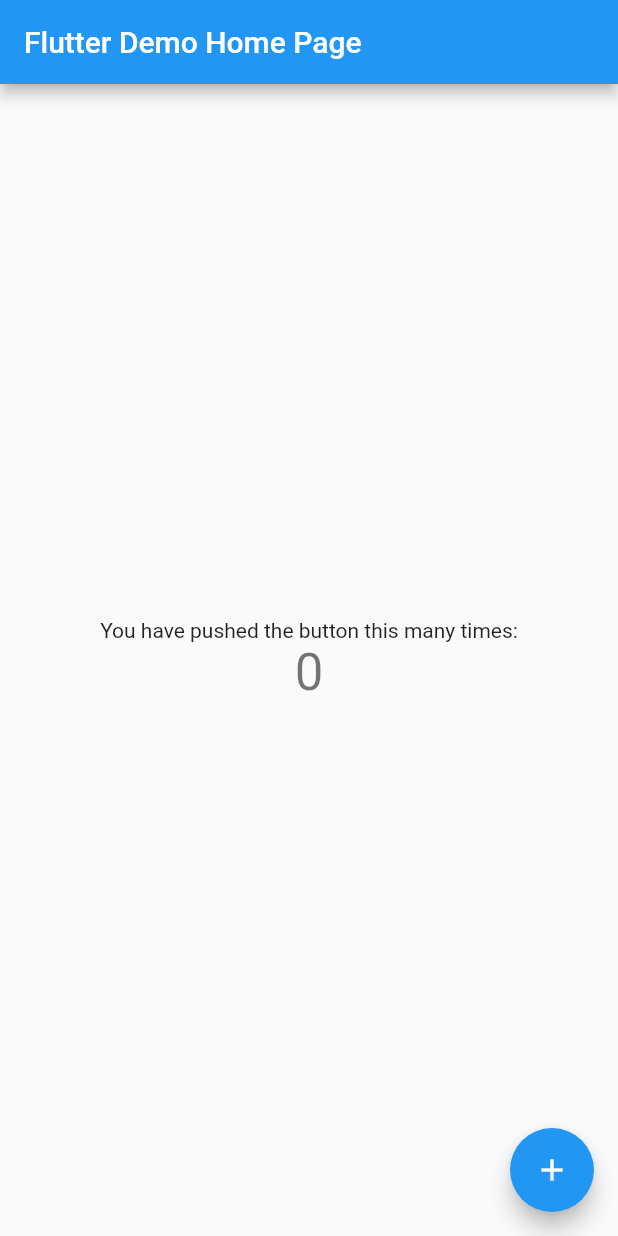
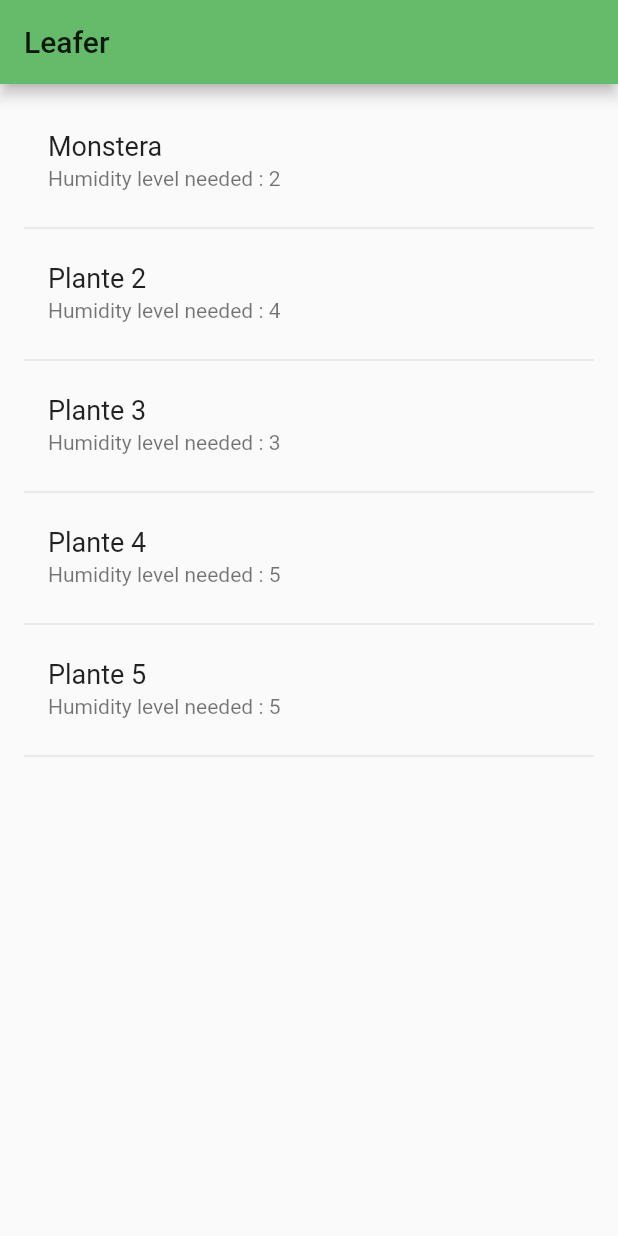
Before and after one commit to LeaferInc/mobile, a Flutter app: the screen it shows after launch, on a phone screen of 412 x 824 dp. Run offline on Flutter 3.47's test engine with Material 2 defaults, Android fonts, the phone set to English and light mode, and no system bars.

Commit message:
dynamic list from json

```diff
--- a/lib/main.dart
+++ b/lib/main.dart
@@ -1,111 +1,12 @@
 import 'package:flutter/material.dart';
+import './plants/collection.dart';
 
-void main() => runApp(MyApp());
+void main() => runApp(LeaferApp());
 
-class MyApp extends StatelessWidget {
-  // This widget is the root of your application.
+class LeaferApp extends StatelessWidget {
   @override
   Widget build(BuildContext context) {
     return MaterialApp(
-      title: 'Flutter Demo',
-      theme: ThemeData(
-        // This is the theme of your application.
-        //
-        // Try running your application with "flutter run". You'll see the
-        // application has a blue toolbar. Then, without quitting the app, try
-        // changing the primarySwatch below to Colors.green and then invoke
-        // "hot reload" (press "r" in the console where you ran "flutter run",
-        // or simply save your changes to "hot reload" in a Flutter IDE).
-        // Notice that the counter didn't reset back to zero; the application
-        // is not restarted.
-        primarySwatch: Colors.blue,
-      ),
-      home: MyHomePage(title: 'Flutter Demo Home Page'),
-    );
+        theme: ThemeData(primaryColor: Colors.green[400]), home: Collection());
   }
 }
-
-class MyHomePage extends StatefulWidget {
-  MyHomePage({Key key, this.title}) : super(key: key);
-
-  // This widget is the home page of your application. It is stateful, meaning
-  // that it has a State object (defined below) that contains fields that affect
-  // how it looks.
-
-  // This class is the configuration for the state. It holds the values (in this
-  // case the title) provided by the parent (in this case the App widget) and
-  // used by the build method of the State. Fields in a Widget subclass are
-  // always marked "final".
-
-  final String title;
-
-  @override
-  _MyHomePageState createState() => _MyHomePageState();
-}
-
-class _MyHomePageState extends State<MyHomePage> {
-  int _counter = 0;
-
-  void _incrementCounter() {
-    setState(() {
-      // This call to setState tells the Flutter framework that something has
-      // changed in this State, which causes it to rerun the build method below
-      // so that the display can reflect the updated values. If we changed
-      // _counter without calling setState(), then the build method would not be
-      // called again, and so nothing would appear to happen.
-      _counter++;
-    });
-  }
-
-  @override
-  Widget build(BuildContext context) {
-    // This method is rerun every time setState is called, for instance as done
-    // by the _incrementCounter method above.
-    //
-    // The Flutter framework has been optimized to make rerunning build methods
-    // fast, so that you can just rebuild anything that needs updating rather
-    // than having to individually change instances of widgets.
-    return Scaffold(
-      appBar: AppBar(
-        // Here we take the value from the MyHomePage object that was created by
-        // the App.build method, and use it to set our appbar title.
-        title: Text(widget.title),
-      ),
-      body: Center(
-        // Center is a layout widget. It takes a single child and positions it
-        // in the middle of the parent.
-        child: Column(
-          // Column is also a layout widget. It takes a list of children and
-          // arranges them vertically. By default, it sizes itself to fit its
-          // children horizontally, and tries to be as tall as its parent.
-          //
-          // Invoke "debug painting" (press "p" in the console, choose the
-          // "Toggle Debug Paint" action from the Flutter Inspector in Android
-          // Studio, or the "Toggle Debug Paint" command in Visual Studio Code)
-          // to see the wireframe for each widget.
-          //
-          // Column has various properties to control how it sizes itself and
-          // how it positions its children. Here we use mainAxisAlignment to
-          // center the children vertically; the main axis here is the vertical
-          // axis because Columns are vertical (the cross axis would be
-          // horizontal).
-          mainAxisAlignment: MainAxisAlignment.center,
-          children: <Widget>[
-            Text(
-              'You have pushed the button this many times:',
-            ),
-            Text(
-              '$_counter',
-              style: Theme.of(context).textTheme.display1,
-            ),
-          ],
-        ),
-      ),
-      floatingActionButton: FloatingActionButton(
-        onPressed: _incrementCounter,
-        tooltip: 'Increment',
-        child: Icon(Icons.add),
-      ), // This trailing comma makes auto-formatting nicer for build methods.
-    );
-  }
-}
--- /dev/null
+++ b/lib/plants/collection.dart
@@ -0,0 +1,62 @@
+import 'dart:convert';
+
+import 'package:flutter/material.dart';
+import './plant.dart';
+
+class Collection extends StatefulWidget {
+  @override
+  CollectionState createState() => CollectionState();
+}
+
+class CollectionState extends State<Collection> {
+  final _collection = <Plant>[];
+
+  Widget _buildList(BuildContext context) {
+    return FutureBuilder(
+        future: DefaultAssetBundle.of(context)
+            .loadString('assets/plants_test_sample.json'),
+        builder: (context, snapshot) {
+          List newData = json.decode(snapshot.data.toString());
+          return ListView.builder(
+            padding: const EdgeInsets.all(16.0),
+            itemBuilder: (context, item) {
+              if (item.isOdd) return Divider();
+
+              final index = item ~/ 2;
+              if (index >= _collection.length) {
+                _collection.addAll(List.generate(
+                    newData.length,
+                    (int index) => new Plant(
+                        newData[index]["name"],
+                        newData[index]["humidity"],
+                        newData[index]["watering"],
+                        newData[index]["difficulty"],
+                        newData[index]["exposure"],
+                        newData[index]["toxicity"],
+                        newData[index]["potting"],
+                        newData[index]["creationDate"])));
+              }
+
+              return _buildRow(_collection[index]);
+            },
+            itemCount: newData.length * 2, //size of list + dividers
+          );
+        });
+  }
+
+  Widget _buildRow(Plant plant) {
+    return ListTile(
+      title: Text(plant.name, style: TextStyle(fontSize: 18.0)),
+      subtitle: Text("Humidity level needed : " + plant.humidity.toString()),
+    );
+  }
+
+  Widget build(BuildContext context) {
+    return Scaffold(
+      appBar: AppBar(
+        title: Text('Leafer'),
+      ),
+      body: _buildList(context),
+    );
+  }
+}
--- /dev/null
+++ b/lib/plants/plant.dart
@@ -0,0 +1,22 @@
+class Plant {
+  String name;
+  int humidity;
+  String watering;
+  int difficulty;
+  String exposure;
+  String toxicity;
+  String potting;
+  String creationDate;
+
+  Plant(String name, int humidity, String watering, int difficulty,
+      String exposure, String toxicity, String potting, String creationDate) {
+    this.name = name;
+    this.humidity = humidity;
+    this.watering = watering;
+    this.difficulty = difficulty;
+    this.exposure = exposure;
+    this.toxicity = toxicity;
+    this.potting = potting;
+    this.creationDate = creationDate;
+  }
+}
--- a/pubspec.yaml
+++ b/pubspec.yaml
@@ -19,6 +19,9 @@ environment:
 dependencies:
   flutter:
     sdk: flutter
+  random_words: ^1.0.2
+  http: ^0.12.0+4
+
 
   # The following adds the Cupertino Icons font to your application.
   # Use with the CupertinoIcons class for iOS style icons.
@@ -45,6 +48,9 @@ flutter:
   #  - images/a_dot_burr.jpeg
   #  - images/a_dot_ham.jpeg
 
+  assets:
+    - assets/plants_test_sample.json
+
   # An image asset can refer to one or more resolution-specific "variants", see
   # https://flutter.dev/assets-and-images/#resolution-aware.
 
```
Also changed, not shown: assets/plants_test_sample.json (added, +57 -0 lines), pubspec.lock, 2 other files.
